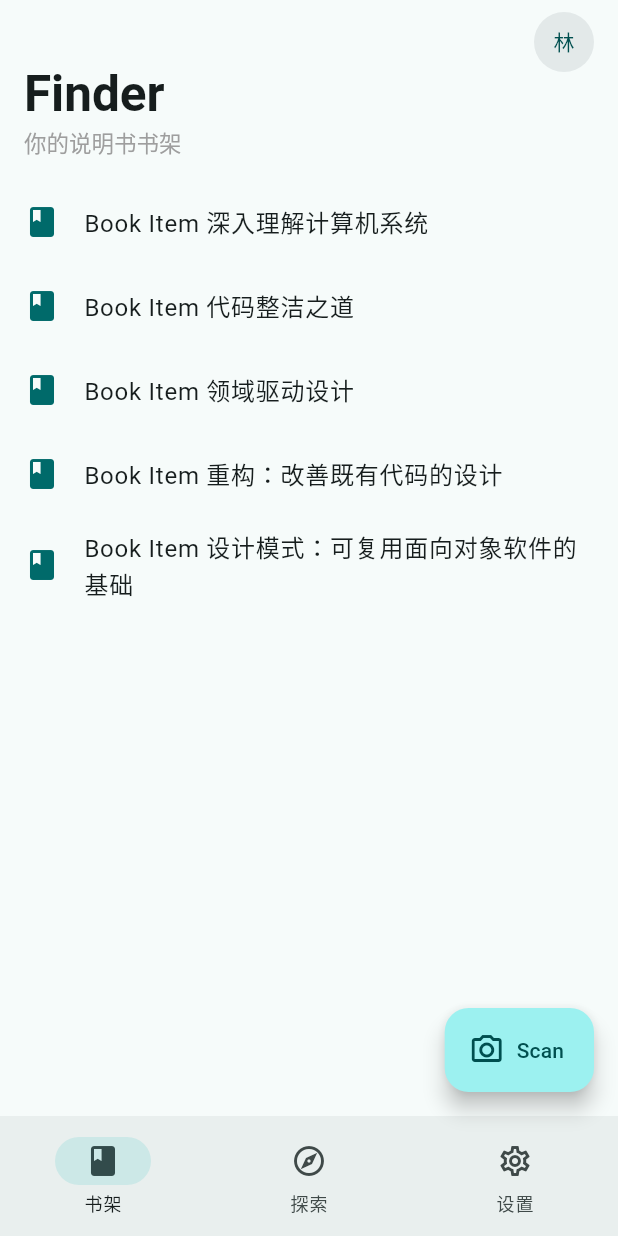
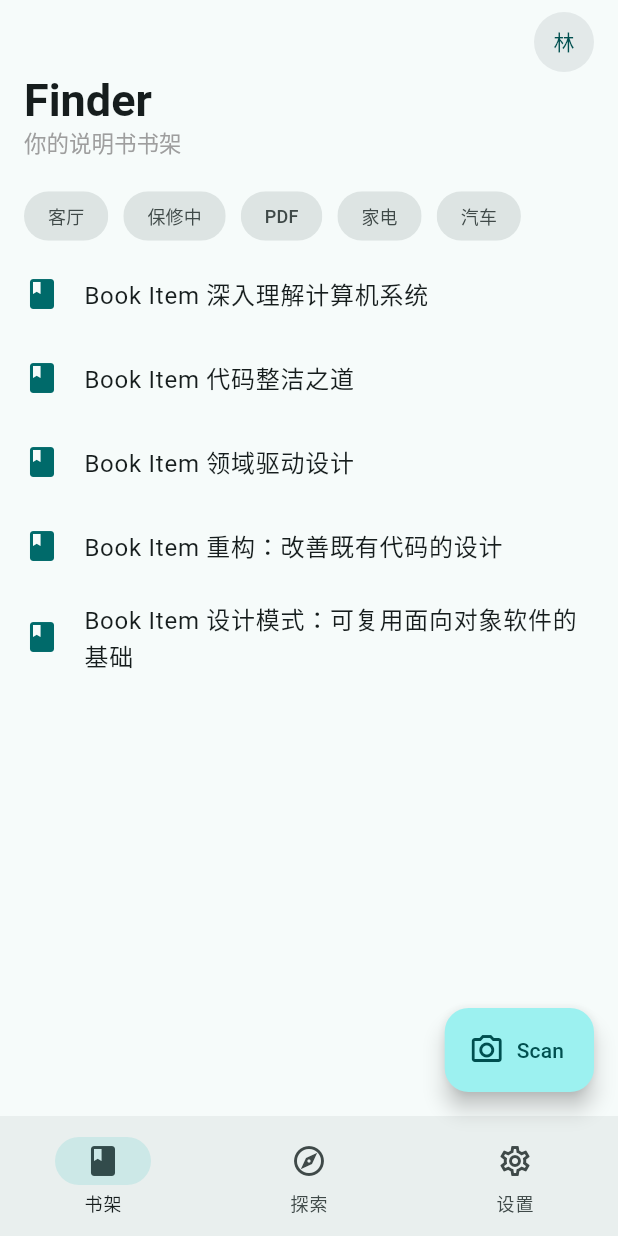
Before and after one commit to rubyceng/finder, a Flutter app: the screen it shows after launch, on a phone screen of 412 x 824 dp. Run offline on Flutter 3.47's test engine with Material 3 defaults, Android fonts, the light colour scheme and no system bars; our stand-ins replace dio.

Commit message:
fix: 添加分类list

```diff
--- /dev/null
+++ b/devtools_options.yaml
@@ -0,0 +1,3 @@
+description: This file stores settings for Dart & Flutter DevTools.
+documentation: https://docs.flutter.dev/tools/devtools/extensions#configure-extension-enablement-states
+extensions:
--- a/lib/app/app.dart
+++ b/lib/app/app.dart
@@ -13,6 +13,8 @@ class _MainScreenState extends State<MainScreen> {
 
   final List<Widget> _pages = [
     LibraryPage(), // 书架
+    const Center(child: Text("探索")),
+    const Center(child: Text("设置")),
     // ExplorePage(), // 探索
     // SettingsPage(), // 设置
   ];
--- a/lib/main.dart
+++ b/lib/main.dart
@@ -37,7 +37,7 @@ class App extends StatelessWidget {
       // home: BottomMenuBarPage(),
 
       // SliverAppBar 示例
-      // home: CustomerSliverAppBarDelegate(),
+      // home: NestedScrollViewExample(),
       home: MainScreen(),
     );
   }
--- a/lib/views/library.dart
+++ b/lib/views/library.dart
@@ -11,43 +11,66 @@ class LibraryPage extends StatefulWidget {
 
 class _LibraryPageState extends State<LibraryPage> {
   bool isLoading = false;
-
   List books = [];
 
   @override
   void initState() {
     super.initState();
-
     _fetchBooks();
   }
 
   Future<void> _fetchBooks() async {
-    isLoading = true;
+    setState(() => isLoading = true);
+    List<Book> fetchedBooks = await BookApi.list();
+    if (!mounted) return;
+    setState(() {
+      books = fetchedBooks;
+      isLoading = false;
+    });
+  }
 
-    List<Book> books = await BookApi.list();
-    isLoading = false;
-    if (!mounted) return;
-
-    print("Fetched books: $books");
-
-    setState(() {
-      this.books = books;
-    });
+  // 辅助方法：构建分类标签
+  Widget _buildCategoryChip(
+    BuildContext context,
+    String label,
+    bool isSelected,
+  ) {
+    return Padding(
+      padding: const EdgeInsets.only(right: 10.0),
+      child: FilterChip(
+        label: Text(label),
+        selected: isSelected,
+        onSelected: (bool value) {},
+        materialTapTargetSize: MaterialTapTargetSize.shrinkWrap, // 消除垂直热区间距
+        shape: const StadiumBorder(),
+        side: BorderSide.none,
+        showCheckmark: false,
+        labelStyle: TextStyle(
+          fontSize: 12,
+          color: isSelected
+              ? Theme.of(context).colorScheme.onSecondaryContainer
+              : Theme.of(context).colorScheme.onSurfaceVariant,
+        ),
+        backgroundColor: Theme.of(context).colorScheme.surfaceContainerHighest,
+        selectedColor: Theme.of(context).colorScheme.secondaryContainer,
+      ),
+    );
   }
 
   @override
   Widget build(BuildContext context) {
-    // 使用 NestedScrollView 以支持标题随滚动缩放
-    return NestedScrollView(
-      headerSliverBuilder: (BuildContext context, bool innerBoxIsScrolled) {
-        return <Widget>[
+    return Scaffold(
+      backgroundColor: Theme.of(context).colorScheme.surface,
+      // 使用 CustomScrollView 替代 NestedScrollView
+      body: CustomScrollView(
+        slivers: <Widget>[
+          // 1. 伸缩标题栏
           SliverAppBar(
-            expandedHeight: 120.0, // 对应原型未滚动时的高度
-            pinned: true, // 滚动后保持可见 (sticky)
+            expandedHeight: 120.0,
+            pinned: true,
             elevation: 0,
-            scrolledUnderElevation: 2, // 滚动后显示阴影
+            scrolledUnderElevation: 2,
             backgroundColor: Theme.of(context).colorScheme.surface,
-            // 用户头像按钮
             actions: [
               Padding(
                 padding: const EdgeInsets.only(right: 16.0),
@@ -59,18 +82,13 @@ class _LibraryPageState extends State<LibraryPage> {
                 ),
               ),
             ],
-            // 核心部分：处理标题收缩逻辑
             flexibleSpace: FlexibleSpaceBar(
               titlePadding: const EdgeInsetsDirectional.only(
                 start: 16,
                 bottom: 16,
               ),
               centerTitle: false,
-              title: AnimatedOpacity(
-                // 模拟原型：当滚动收缩时，副标题文字变淡消失
-                duration: const Duration(milliseconds: 200),
-                opacity: 1.0,
-                child: Column(
+              title: Column(
                 mainAxisSize: MainAxisSize.min,
                 crossAxisAlignment: CrossAxisAlignment.start,
                 children: [
@@ -79,13 +97,13 @@ class _LibraryPageState extends State<LibraryPage> {
                     style: TextStyle(
                       color: Theme.of(context).colorScheme.onSurface,
                       fontWeight: FontWeight.bold,
+                      fontSize: 20, // 固定缩放后的基础大小
                     ),
                   ),
-                    // 仅在大标题状态下显示副标题
                   const Text(
                     "你的说明书书架",
                     style: TextStyle(
-                        fontSize: 10, // 适配 FlexibleSpaceBar 的缩放
+                      fontSize: 10,
                       fontWeight: FontWeight.normal,
                       color: Colors.grey,
                     ),
@@ -94,19 +112,38 @@ class _LibraryPageState extends State<LibraryPage> {
               ),
             ),
           ),
+
+          // 2. 分类标签栏
+          SliverToBoxAdapter(
+            child: Container(
+              height: 48, // 调整高度更紧凑
+              padding: const EdgeInsets.symmetric(vertical: 4),
+              child: ListView(
+                scrollDirection: Axis.horizontal,
+                padding: const EdgeInsets.symmetric(horizontal: 16),
+                children: [
+                  _buildCategoryChip(context, "客厅", false),
+                  _buildCategoryChip(context, "保修中", false),
+                  _buildCategoryChip(context, "PDF", false),
+                  _buildCategoryChip(context, "家电", false),
+                  _buildCategoryChip(context, "汽车", false),
+                ],
               ),
-        ];
-      },
-      // 下方内容区
-      body: Container(
-        color: Theme.of(context).colorScheme.surface,
+            ),
+          ),
 
-        child: books.isEmpty
-            ? Center(
+          // 3. 内容区域
+          isLoading
+              ? const SliverFillRemaining(
+                  child: Center(child: CircularProgressIndicator()),
+                )
+              : books.isEmpty
+              ? SliverFillRemaining(
+                  hasScrollBody: false,
+                  child: Center(
                     child: Column(
                       mainAxisAlignment: MainAxisAlignment.center,
-
-                  children: [
+                      children: const [
                         Icon(Icons.book, size: 64, color: Colors.grey),
                         SizedBox(height: 16),
                         Text(
@@ -115,10 +152,10 @@ class _LibraryPageState extends State<LibraryPage> {
                         ),
                       ],
                     ),
+                  ),
                 )
-            : ListView.builder(
-                itemCount: books.length,
-                itemBuilder: (context, index) {
+              : SliverList(
+                  delegate: SliverChildBuilderDelegate((context, index) {
                     return ListTile(
                       leading: Icon(
                         Icons.book,
@@ -126,8 +163,12 @@ class _LibraryPageState extends State<LibraryPage> {
                       ),
                       title: Text("Book Item ${books[index].name}"),
                     );
-                },
+                  }, childCount: books.length),
                 ),
+
+          // 给底部留出一定空间，防止被 FAB 遮挡
+          const SliverPadding(padding: EdgeInsets.only(bottom: 80)),
+        ],
       ),
     );
   }
```
Also changed, not shown: lib/example/0109/nested_scroll_view.dart (added, +140 -0 lines). Lines whose indentation alone changed are shown as unchanged.
